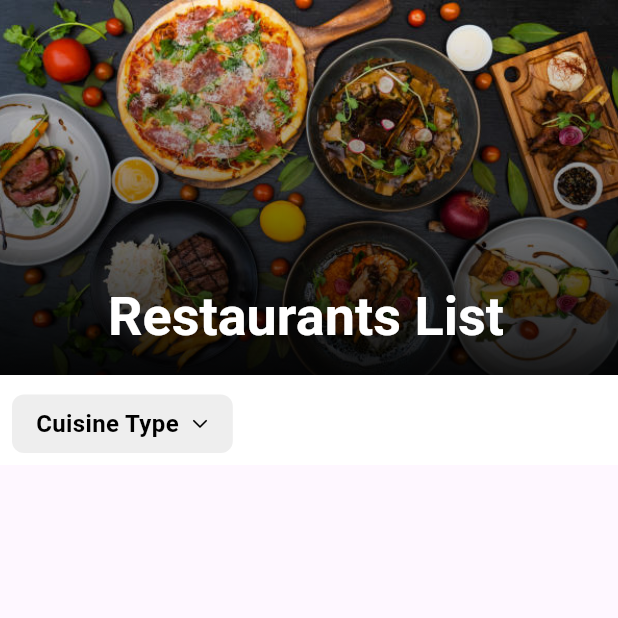
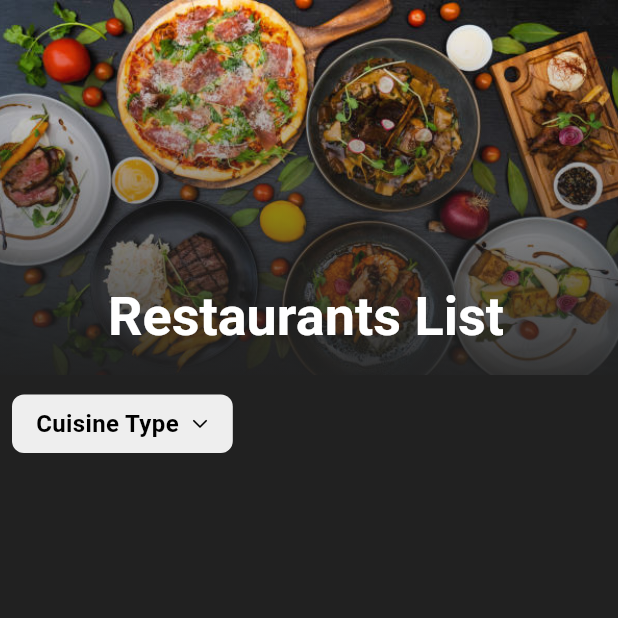
Before and after one commit to R3-da/restaurants_filter, a Flutter app: the screen it shows after launch, on a phone screen of 412 x 824 dp, the top half of it. Run offline on Flutter 3.47's test engine with Material 3 defaults, Android fonts, the phone set to English and light mode, and no system bars; network calls fail.

Commit message:
frontend: - modify bg color to grey[900]

```diff
--- a/frontend/lib/src/app.dart
+++ b/frontend/lib/src/app.dart
@@ -92,6 +92,7 @@ class _HomePageState extends State<HomePage> {
   @override
   Widget build(BuildContext context) {
     return Scaffold(
+      backgroundColor: Colors.grey[900],
       body: Column(
         children: [
           Expanded(
--- a/frontend/lib/src/restaurants_list_feature/restaurants_list_view.dart
+++ b/frontend/lib/src/restaurants_list_feature/restaurants_list_view.dart
@@ -26,6 +26,8 @@ class RestaurantsListView extends StatelessWidget {
       slivers: [
         // SliverAppBar for the image at the top
         SliverAppBar(
+          surfaceTintColor: Colors.grey[900],
+          backgroundColor: Colors.grey[900],
           expandedHeight: 250.0, // Height of the image
           pinned: true, // Keeps the app bar visible when scrolling
           flexibleSpace: FlexibleSpaceBar(
@@ -52,8 +54,10 @@ class RestaurantsListView extends StatelessWidget {
                           .bottomCenter, // Start gradient at the bottom
                       end: Alignment.topCenter, // End gradient at the top
                       colors: [
-                        Colors.black.withOpacity(0.9), // Dark at the bottom
-                        Colors.black.withOpacity(0), // Transparent at the top
+                        Colors.grey[900]!
+                            .withOpacity(0.9), // Dark at the bottom
+                        Colors.grey[900]!
+                            .withOpacity(0), // Transparent at the top
                       ],
                     ),
                   ),
@@ -67,7 +71,7 @@ class RestaurantsListView extends StatelessWidget {
           pinned: true,
           delegate: _StickyHeaderDelegate(
             child: Container(
-              color: Colors.white, // White background for the bar
+              color: Colors.grey[900], // White background for the bar
               padding: EdgeInsets.all(0.0), // Padding for spacing
               child: Column(
                 mainAxisAlignment:
```
